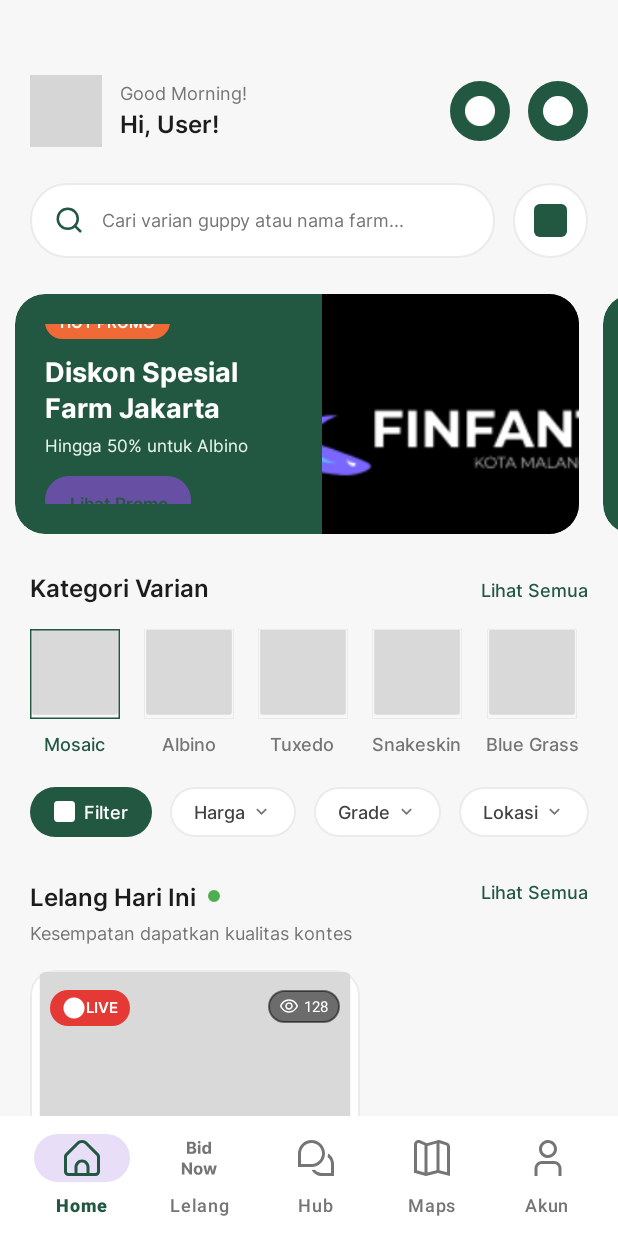
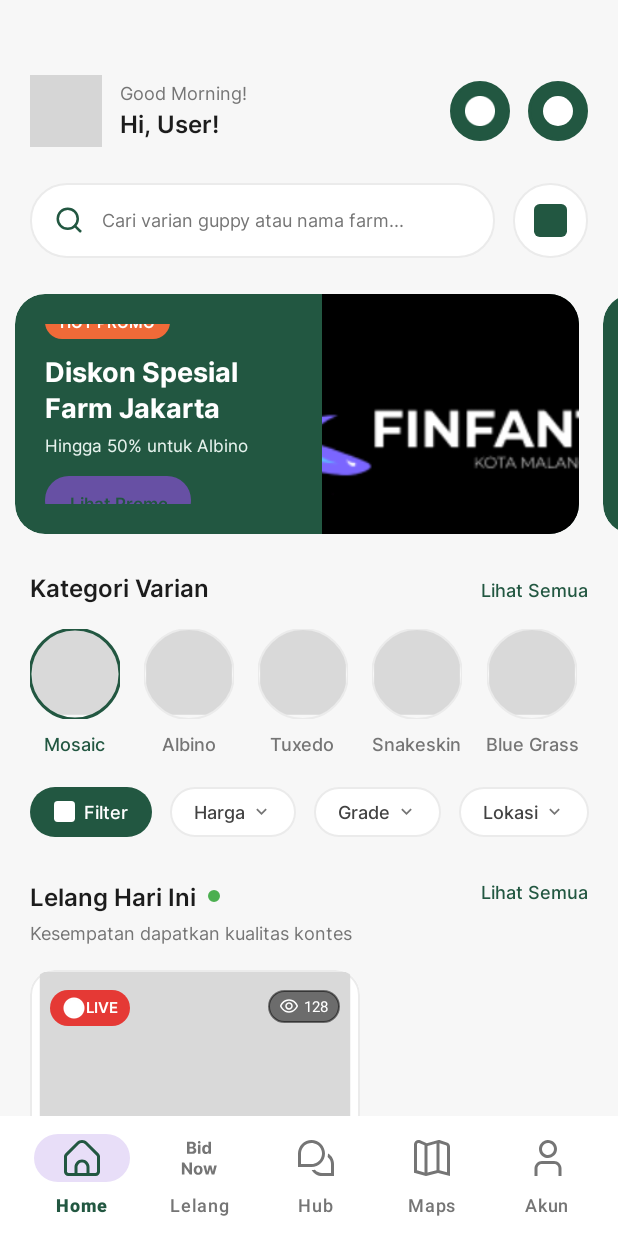
Before and after one commit to Marcelloaja/GuppyMarketIDN, an Android app: the screen it shows after launch once a user with an empty profile is signed in (MainActivity), on a phone screen of 412 x 824 dp. Run offline under Robolectric (Android 15) with nearby library versions, the phone set to English and light mode, and no system bars; our stand-ins replace Firebase (no records; nobody signed in at launch, a user with empty details on screens opened directly); grey boxes are pictures that could not be loaded.

Commit message:
Fix circular image clipping by defining CircleImageStyle shapeAppearanceOverlay

```diff
--- a/app/src/main/res/layout/fragment_home.xml
+++ b/app/src/main/res/layout/fragment_home.xml
@@ -34,7 +34,7 @@
                     android:layout_height="48dp"
                     android:src="@drawable/marcello"
                     android:scaleType="centerCrop"
-                    app:cornerSize="50%"
+                    app:shapeAppearanceOverlay="@style/CircleImageStyle"
                     app:strokeColor="@color/guppy_primary"
                     app:strokeWidth="2dp"/>
 
@@ -196,7 +196,7 @@
                             android:layout_height="60dp"
                             android:src="@drawable/bg_image_grid"
                             android:scaleType="centerCrop"
-                            app:cornerSize="50%"
+                            app:shapeAppearanceOverlay="@style/CircleImageStyle"
                             app:strokeColor="@color/guppy_primary"
                             app:strokeWidth="2dp"/>
                         <TextView
@@ -221,7 +221,7 @@
                             android:layout_height="60dp"
                             android:src="@drawable/bg_image_grid"
                             android:scaleType="centerCrop"
-                            app:cornerSize="50%"
+                            app:shapeAppearanceOverlay="@style/CircleImageStyle"
                             app:strokeColor="@color/guppy_stroke"
                             app:strokeWidth="1dp"/>
                         <TextView
@@ -246,7 +246,7 @@
                             android:layout_height="60dp"
                             android:src="@drawable/bg_image_grid"
                             android:scaleType="centerCrop"
-                            app:cornerSize="50%"
+                            app:shapeAppearanceOverlay="@style/CircleImageStyle"
                             app:strokeColor="@color/guppy_stroke"
                             app:strokeWidth="1dp"/>
                         <TextView
@@ -271,7 +271,7 @@
                             android:layout_height="60dp"
                             android:src="@drawable/bg_image_grid"
                             android:scaleType="centerCrop"
-                            app:cornerSize="50%"
+                            app:shapeAppearanceOverlay="@style/CircleImageStyle"
                             app:strokeColor="@color/guppy_stroke"
                             app:strokeWidth="1dp"/>
                         <TextView
@@ -296,7 +296,7 @@
                             android:layout_height="60dp"
                             android:src="@drawable/bg_image_grid"
                             android:scaleType="centerCrop"
-                            app:cornerSize="50%"
+                            app:shapeAppearanceOverlay="@style/CircleImageStyle"
                             app:strokeColor="@color/guppy_stroke"
                             app:strokeWidth="1dp"/>
                         <TextView
--- a/app/src/main/res/values/themes.xml
+++ b/app/src/main/res/values/themes.xml
@@ -6,4 +6,8 @@
     </style>
 
     <style name="Theme.GuppyMarketIDN" parent="Base.Theme.GuppyMarketIDN" />
+
+    <style name="CircleImageStyle">
+        <item name="cornerSize">50%</item>
+    </style>
 </resources>
```
